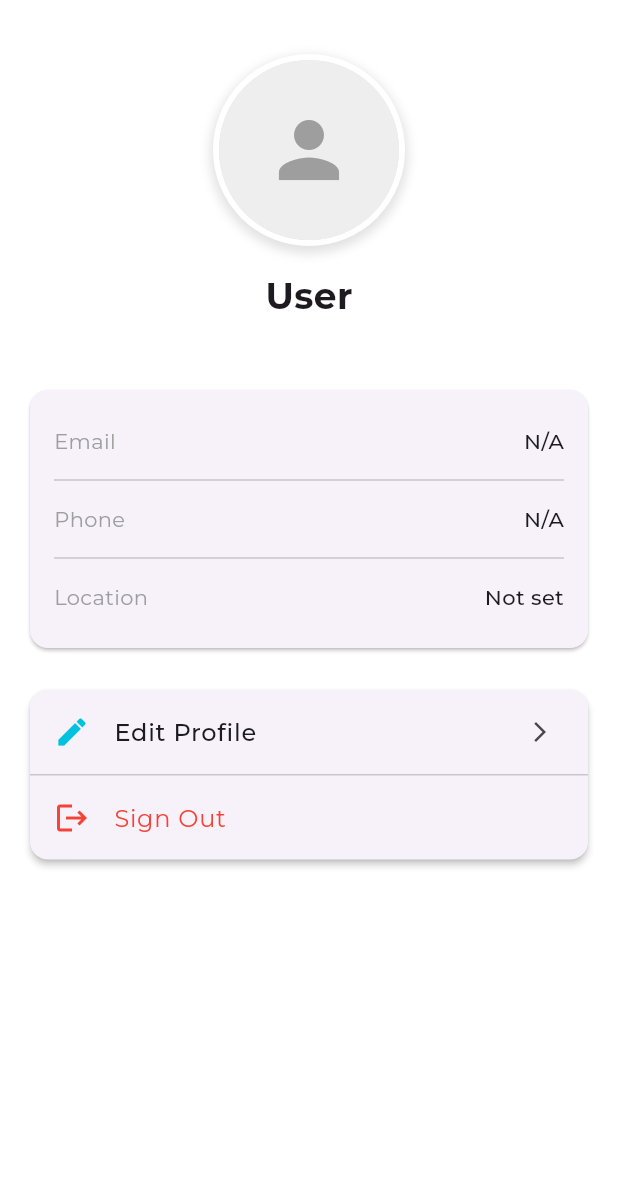
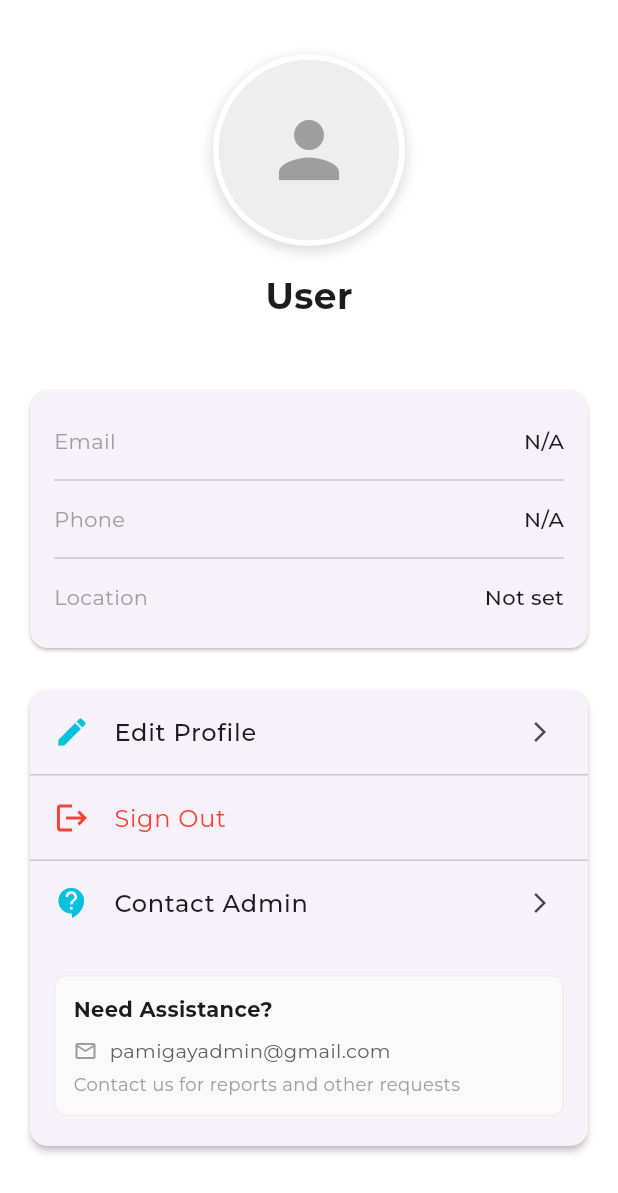
Before and after one commit to mattenarle10/pamigay, a Flutter app: the ProfileScreen widget shown alone on an empty page, opened directly, on a phone screen of 412 x 824 dp. Shown: the top 1193 px of the screen. Run offline on Flutter 3.47's test engine with Material 3 defaults, Android fonts, the light colour scheme and no system bars; our stand-ins replace dio, flutter_dotenv, image_picker, shared_preferences; accounts and stored records are empty; network calls fail; project files that could hold a hidden picture were left out.

Commit message:
add contact

```diff
--- a/pamigay/lib/screens/common/profile_screen.dart
+++ b/pamigay/lib/screens/common/profile_screen.dart
@@ -220,8 +220,136 @@ class _ProfileScreenState extends State<ProfileScreen> {
               );
             },
           ),
+          const Divider(height: 1),
+          ListTile(
+            leading: const Icon(Icons.contact_support, color: PamigayColors.primary),
+            title: const Text(
+              'Contact Admin',
+              style: TextStyle(
+                fontFamily: 'Montserrat',
+                fontWeight: FontWeight.w500,
+              ),
+            ),
+            trailing: const Icon(Icons.arrow_forward_ios, size: 16),
+            onTap: () {
+              _showContactDialog(context);
+            },
+          ),
+          const SizedBox(height: 8),
+          Padding(
+            padding: const EdgeInsets.symmetric(horizontal: 16.0, vertical: 12.0),
+            child: Container(
+              padding: const EdgeInsets.all(12.0),
+              decoration: BoxDecoration(
+                color: Colors.grey[50],
+                borderRadius: BorderRadius.circular(8),
+                border: Border.all(color: Colors.grey[200]!),
+              ),
+              child: Column(
+                crossAxisAlignment: CrossAxisAlignment.start,
+                children: [
+                  const Text(
+                    'Need Assistance?',
+                    style: TextStyle(
+                      fontWeight: FontWeight.bold,
+                      fontFamily: 'Montserrat',
+                      fontSize: 14,
+                    ),
+                  ),
+                  const SizedBox(height: 8),
+                  Row(
+                    children: [
+                      const Icon(Icons.email_outlined, size: 16, color: Colors.grey),
+                      const SizedBox(width: 8),
+                      Text(
+                        'pamigayadmin@gmail.com',
+                        style: TextStyle(
+                          fontFamily: 'Montserrat',
+                          fontSize: 13,
+                          color: Colors.grey[700],
+                        ),
+                      ),
+                    ],
+                  ),
+                  const SizedBox(height: 4),
+                  const Text(
+                    'Contact us for reports and other requests',
+                    style: TextStyle(
+                      fontFamily: 'Montserrat',
+                      fontSize: 12,
+                      color: Colors.grey,
+                    ),
+                  ),
+                ],
+              ),
+            ),
+          ),
+          const SizedBox(height: 8),
         ],
       ),
     );
   }
+
+  void _showContactDialog(BuildContext context) {
+    showDialog(
+      context: context,
+      builder: (BuildContext context) {
+        return AlertDialog(
+          title: const Text('Contact Admin'),
+          content: Column(
+            mainAxisSize: MainAxisSize.min,
+            crossAxisAlignment: CrossAxisAlignment.start,
+            children: [
+              const Text(
+                'For any inquiries or to request reports, please contact us at:',
+                style: TextStyle(fontSize: 14),
+              ),
+              const SizedBox(height: 16),
+              Container(
+                padding: const EdgeInsets.all(12),
+                decoration: BoxDecoration(
+                  color: Colors.grey[100],
+                  borderRadius: BorderRadius.circular(8),
+                ),
+                child: Row(
+                  children: [
+                    const Icon(Icons.email, color: PamigayColors.primary),
+                    const SizedBox(width: 12),
+                    Expanded(
+                      child: Column(
+                        crossAxisAlignment: CrossAxisAlignment.start,
+                        children: const [
+                          Text(
+                            'pamigayadmin@gmail.com',
+                            style: TextStyle(
+                              fontWeight: FontWeight.bold,
+                              fontSize: 16,
+                            ),
+                          ),
+                          SizedBox(height: 4),
+                          Text(
+                            'Response within 24-48 hours',
+                            style: TextStyle(
+                              fontSize: 12,
+                              color: Colors.grey,
+                            ),
+                          ),
+                        ],
+                      ),
+                    ),
+                  ],
+                ),
+              ),
+            ],
+          ),
+          actions: [
+            TextButton(
+              onPressed: () => Navigator.of(context).pop(),
+              child: const Text('Close'),
+            ),
+          ],
+        );
+      },
+    );
+  }
 }
```
